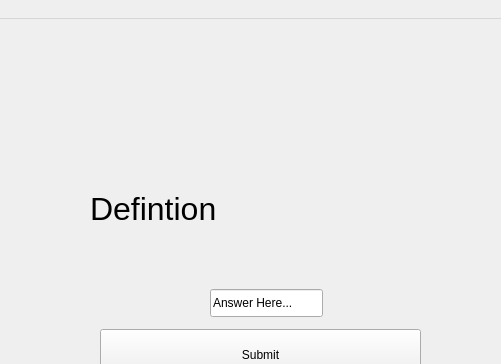
First picture: the form in mainwindow.ui, repository MONKEYFACE678/QuizardsQT, before the edit; both pictures show x 120 to 621 and y 0 to 364 of the 800 by 600 pixel window.
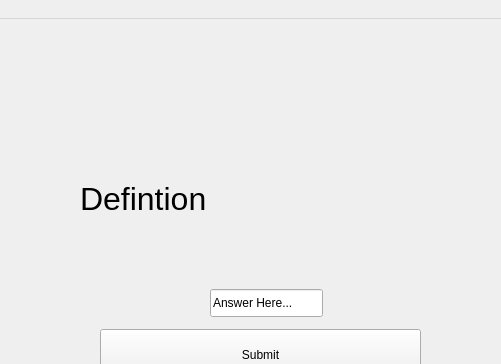
Second picture: the form after the edit.

The edit to the form file:
```diff
--- a/mainwindow.ui
+++ b/mainwindow.ui
@@ -43,8 +43,8 @@
    <widget class="QLabel" name="definitionLabel">
     <property name="geometry">
      <rect>
-      <x>210</x>
-      <y>150</y>
+      <x>200</x>
+      <y>140</y>
       <width>331</width>
       <height>81</height>
      </rect>
```
Left out of the diff: 2 changed lines with no effect on the pictures.
